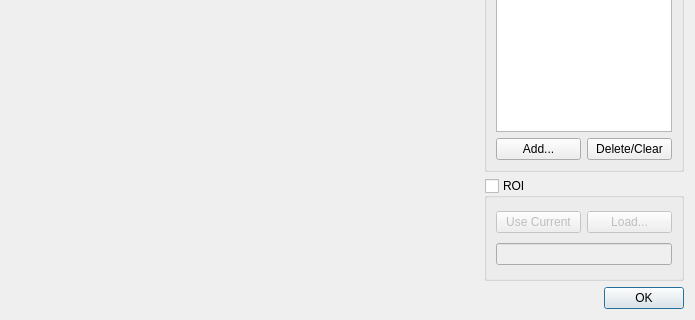
This is custom/mira/src/cascade/countsvsimagesdlg.ui in mlz-ictrl/nicos as Qt 5 draws it before an edit; both pictures show x 0 to 695 and y 253 to 573 of the 695 by 573 pixel window. The edited form follows.
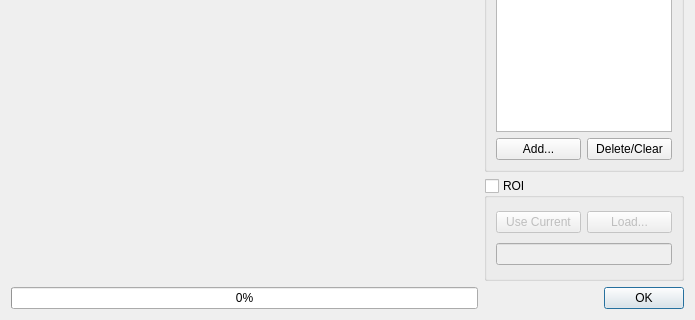
This is the edited form. Custom widgets are drawn as their Qt base class.

```diff
--- a/custom/mira/src/cascade/countsvsimagesdlg.ui
+++ b/custom/mira/src/cascade/countsvsimagesdlg.ui
@@ -162,6 +162,13 @@
      </layout>
     </widget>
    </item>
+   <item row="2" column="0">
+    <widget class="QProgressBar" name="progressBar">
+     <property name="value">
+      <number>0</number>
+     </property>
+    </widget>
+   </item>
   </layout>
  </widget>
  <customwidgets>
```
